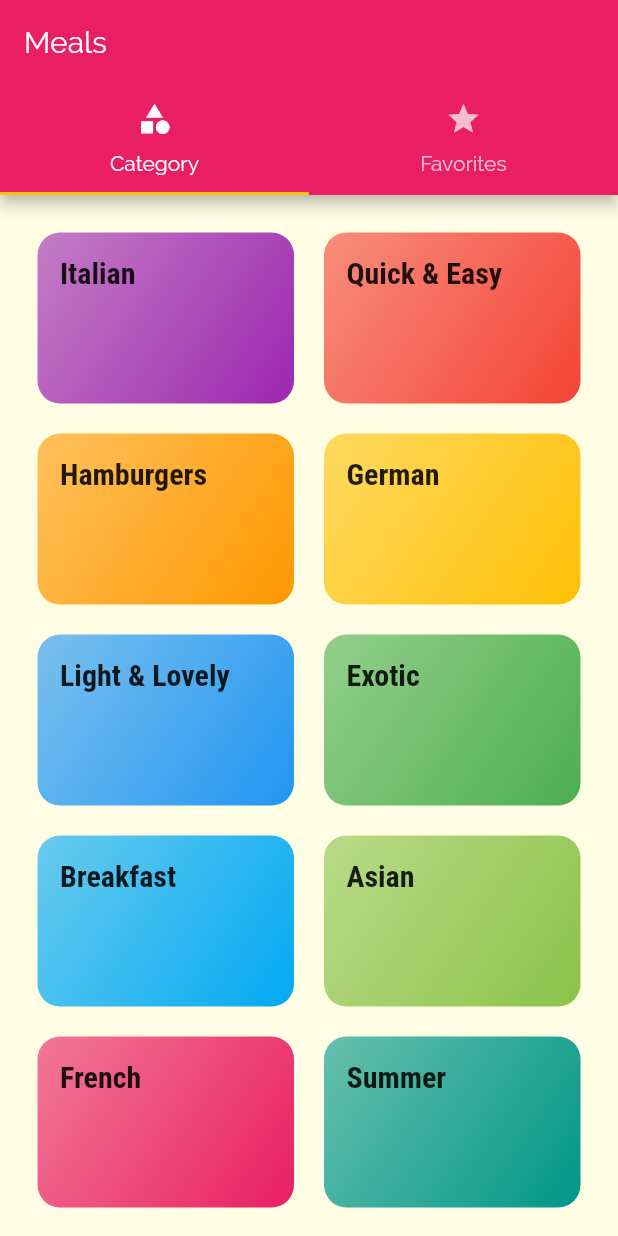
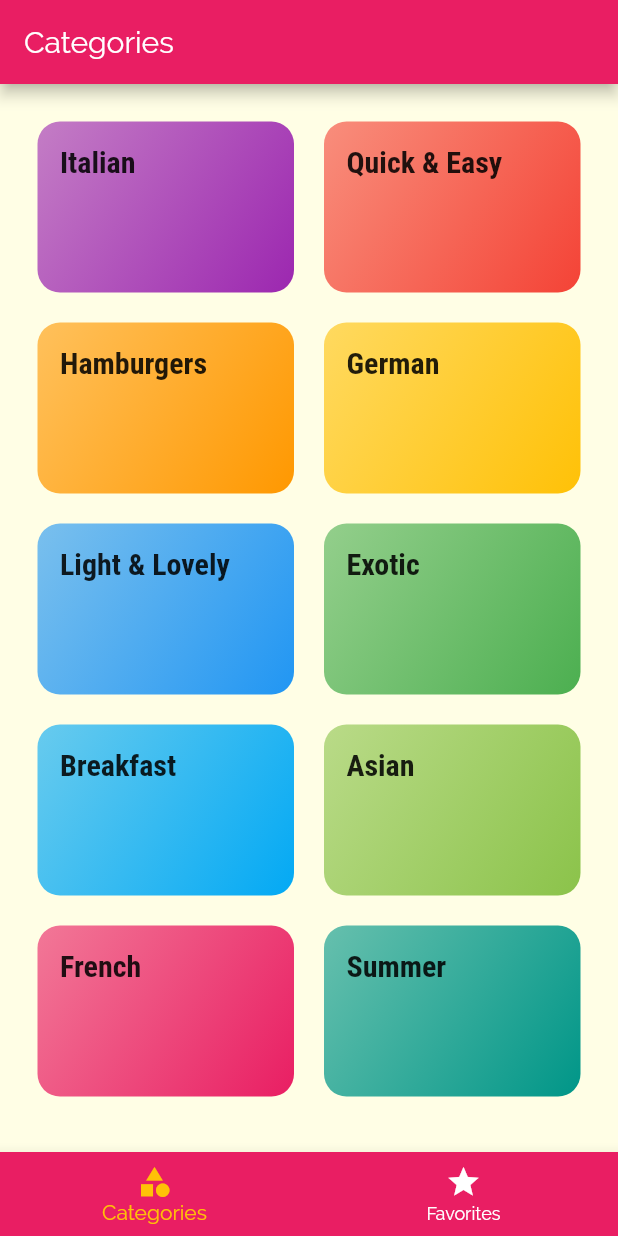
Before and after one commit to yleniapla/mealApp, a Flutter app: the screen it shows after launch, on a phone screen of 412 x 824 dp. Run offline on Flutter 3.47's test engine with Material 2 defaults, Android fonts, the phone set to English and light mode, and no system bars.

```diff
--- a/lib/main.dart
+++ b/lib/main.dart
@@ -1,7 +1,6 @@
 import 'package:flutter/material.dart';
 import 'package:flutter_complete_guide/screens/meal_detail_screen.dart';
 
-import './screens/categories_screen.dart';
 import './screens/category_meals_screen.dart';
 import 'screens/tabs_screen.dart';
 
--- a/lib/screens/tabs_screen.dart
+++ b/lib/screens/tabs_screen.dart
@@ -8,33 +8,42 @@ class TabsScreen extends StatefulWidget {
 }
 
 class _TabsScreenState extends State<TabsScreen> {
+  final List<Map<String, Object>> _pages = [
+    {'page': CategoriesScreen(), 'title': 'Categories'},
+    {'page': FavoritesScreen(), 'title': 'Your favorites'}
+  ];
+
+  int _selectedPageIndex = 0;
+
+  void _selectPage(int index) {
+    setState(() {
+      _selectedPageIndex = index;
+    });
+  }
+
   @override
   Widget build(BuildContext context) {
-    return DefaultTabController(
-      length: 2,
-      initialIndex: 0,
-      child: Scaffold(
-        appBar: AppBar(
-          title: Text('Meals'),
-          bottom: TabBar(
-            tabs: <Widget>[
-              Tab(
-                icon: Icon(Icons.category),
-                text: 'Category',
-              ),
-              Tab(
-                icon: Icon(Icons.star),
-                text: 'Favorites',
-              ),
-            ],
+    return Scaffold(
+      appBar: AppBar(
+        title: Text(_pages[_selectedPageIndex]['title']),
+      ),
+      body: _pages[_selectedPageIndex]['page'],
+      bottomNavigationBar: BottomNavigationBar(
+        onTap: _selectPage,
+        backgroundColor: Theme.of(context).primaryColor,
+        unselectedItemColor: Colors.white,
+        selectedItemColor: Theme.of(context).accentColor,
+        currentIndex: _selectedPageIndex,
+        items: [
+          BottomNavigationBarItem(
+            icon: Icon(Icons.category),
+            title: Text('Categories'),
           ),
-        ),
-        body: TabBarView(
-          children: <Widget>[
-            CategoriesScreen(),
-            FavoritesScreen(),
-          ],
-        ),
+          BottomNavigationBarItem(
+            icon: Icon(Icons.star),
+            title: Text('Favorites'),
+          ),
+        ],
       ),
     );
   }
```
